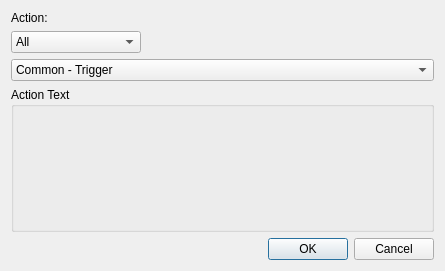
Kyoril/wow-pp, file editor/ui/action_dialog.ui: the form before one commit.
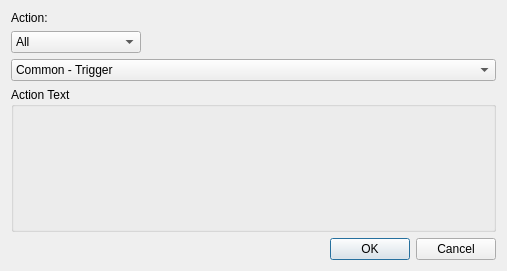
The form after the commit. Icons and pictures are not drawn.

Patch:
```diff
--- a/editor/ui/action_dialog.ui
+++ b/editor/ui/action_dialog.ui
@@ -6,7 +6,7 @@
    <rect>
     <x>0</x>
     <y>0</y>
-    <width>445</width>
+    <width>507</width>
     <height>271</height>
    </rect>
   </property>
```
Left out of the diff: 25 changed lines with no effect on the pictures.
